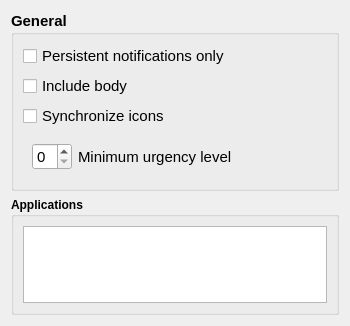
First picture: the form in plugins/sendnotifications/sendnotifications_config.ui, repository KDE/kdeconnect-kde, before the edit.
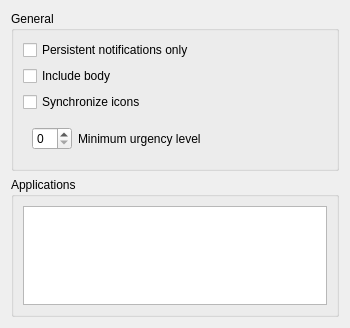
Second picture: the form after the edit.

Commit message: Remove cruft from send notifications ui file

Diff of the .ui file:
```diff
--- a/plugins/sendnotifications/sendnotifications_config.ui
+++ b/plugins/sendnotifications/sendnotifications_config.ui
@@ -10,7 +10,7 @@
     <x>0</x>
     <y>0</y>
     <width>350</width>
-    <height>326</height>
+    <height>328</height>
    </rect>
   </property>
   <property name="sizePolicy">
@@ -37,25 +37,12 @@
        <verstretch>0</verstretch>
       </sizepolicy>
      </property>
-     <property name="font">
-      <font>
-       <pointsize>11</pointsize>
-       <weight>75</weight>
-       <bold>true</bold>
-      </font>
-     </property>
      <property name="title">
       <string>General</string>
      </property>
      <layout class="QVBoxLayout" name="verticalLayout_2">
       <item>
        <widget class="QCheckBox" name="check_persistent">
-        <property name="font">
-         <font>
-          <weight>50</weight>
-          <bold>false</bold>
-         </font>
-        </property>
         <property name="toolTip">
          <string>Synchronize only notifications with a timeout value of 0?</string>
         </property>
@@ -157,12 +144,6 @@
        <verstretch>0</verstretch>
       </sizepolicy>
      </property>
-     <property name="font">
-      <font>
-       <weight>75</weight>
-       <bold>true</bold>
-      </font>
-     </property>
      <property name="toolTip">
       <string/>
      </property>
```
Left out of the diff: 3 changed lines with no effect on the pictures.
